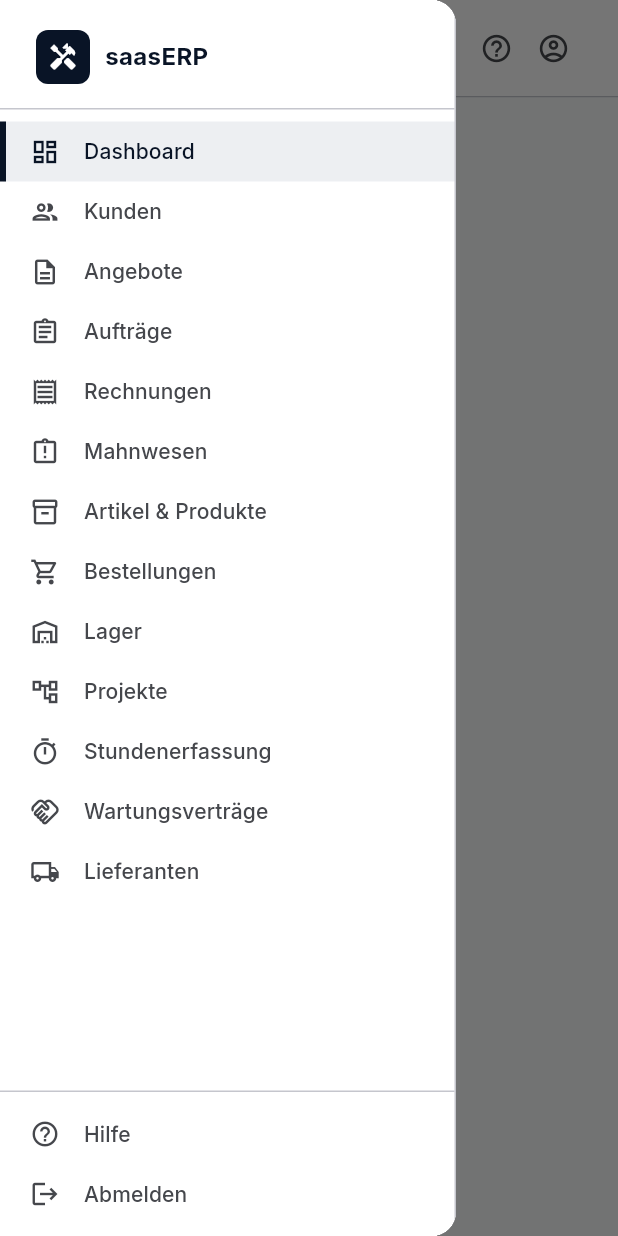
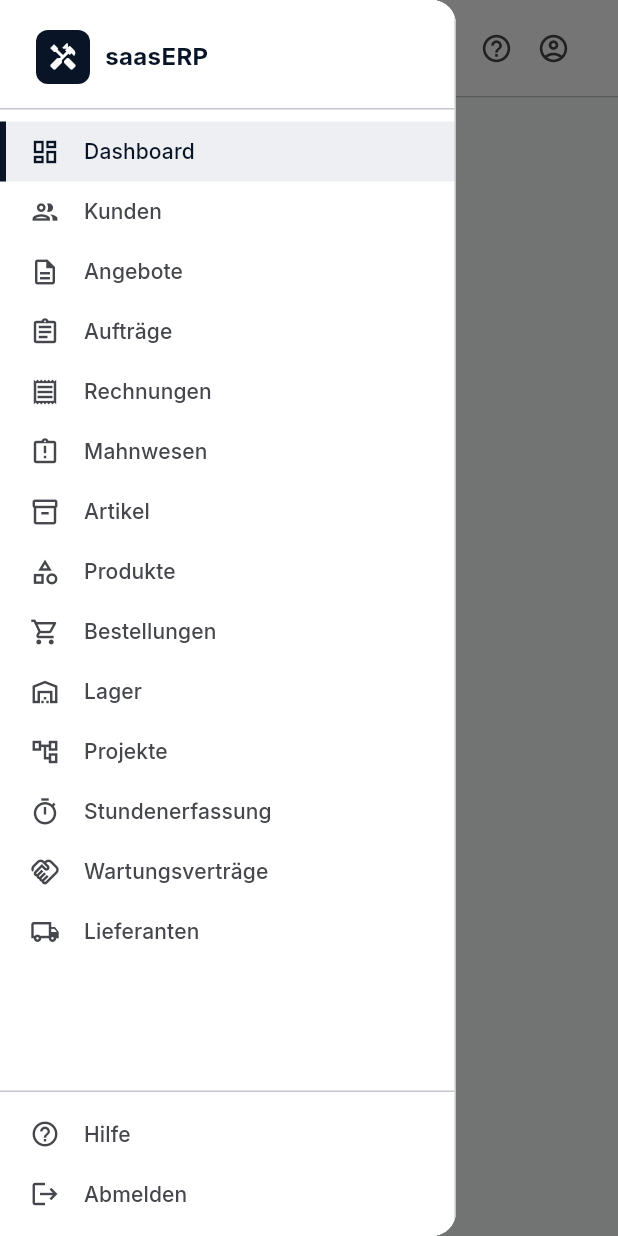
Before and after one commit to KayBeckmann/saasERP, a Flutter app: the AppShell screen opened directly with empty values, with the side drawer open, on a phone screen of 412 x 824 dp. Run offline on Flutter 3.47's test engine with Material 3 defaults, Android fonts, the phone set to English and light mode, and no system bars; our stand-ins replace file_picker, google_fonts, printing, share_plus, shared_preferences; missing offline and left inert: dart_jsonwebtoken, encrypt; accounts and stored records are empty.

Commit message:
fix: Artikel und Produkte als getrennte Menüpunkte

```diff
--- a/app_user/lib/services/api_client.dart
+++ b/app_user/lib/services/api_client.dart
@@ -654,9 +654,8 @@
       },
       body: jsonEncode({
         'invoice_type': invoiceType.toJson(),
-        if (itemIds != null) 'item_ids': itemIds,
-        if (extraItems != null && extraItems.isNotEmpty)
-          'extra_items': extraItems,
+        if (itemIds?.isNotEmpty == true) 'item_ids': itemIds,
+        if (extraItems?.isNotEmpty == true) 'extra_items': extraItems,
       }),
     );
     return Invoice.fromJson(_decode(response));
--- a/app_user/lib/widgets/app_shell.dart
+++ b/app_user/lib/widgets/app_shell.dart
@@ -53,7 +53,8 @@
   _NavEntry(AppNavItem.orders, Icons.assignment_outlined, 'Aufträge'),
   _NavEntry(AppNavItem.invoices, Icons.receipt_outlined, 'Rechnungen'),
   _NavEntry(AppNavItem.dunning, Icons.assignment_late_outlined, 'Mahnwesen'),
-  _NavEntry(AppNavItem.articles, Icons.inventory_2_outlined, 'Artikel & Produkte'),
+  _NavEntry(AppNavItem.articles, Icons.inventory_2_outlined, 'Artikel'),
+  _NavEntry(AppNavItem.products, Icons.category_outlined, 'Produkte'),
   _NavEntry(AppNavItem.purchaseOrders, Icons.shopping_cart_outlined, 'Bestellungen'),
   _NavEntry(AppNavItem.stock, Icons.warehouse_outlined, 'Lager'),
   _NavEntry(AppNavItem.projects, Icons.account_tree_outlined, 'Projekte'),
```
Also changed, not shown: app_user/lib/widgets/material_invoice_dialog.dart (+0 -13 lines).
